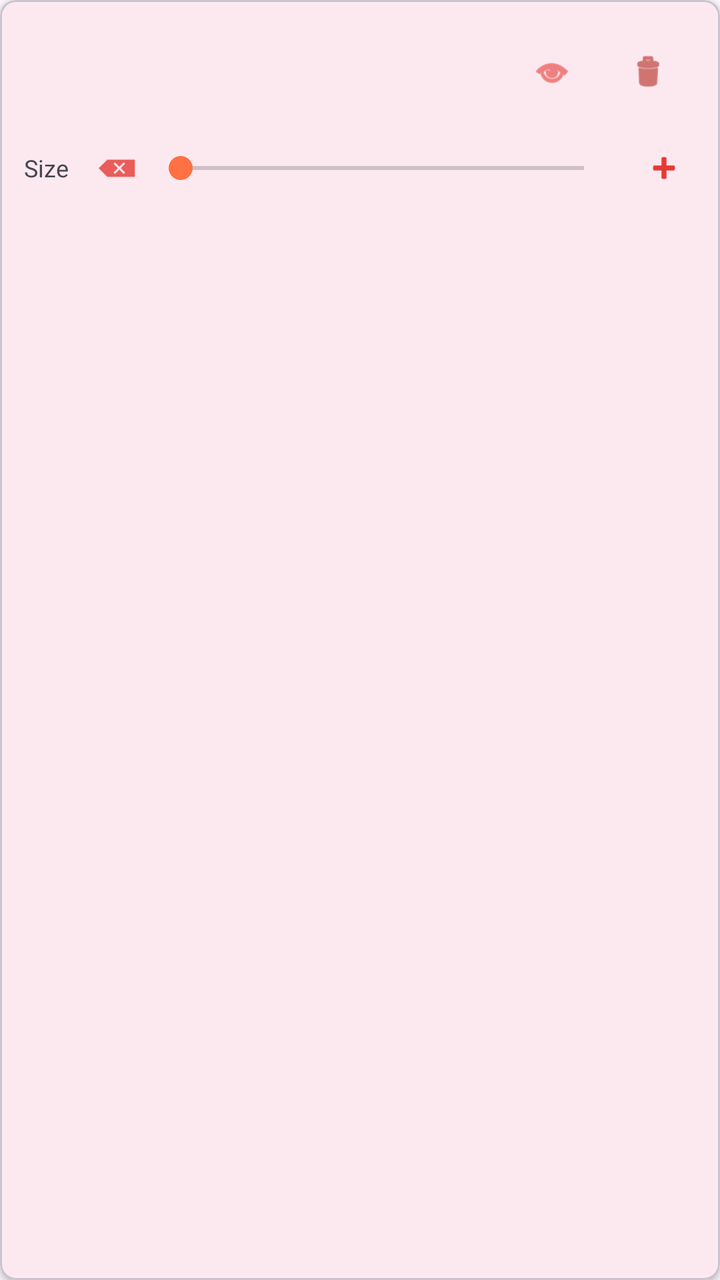
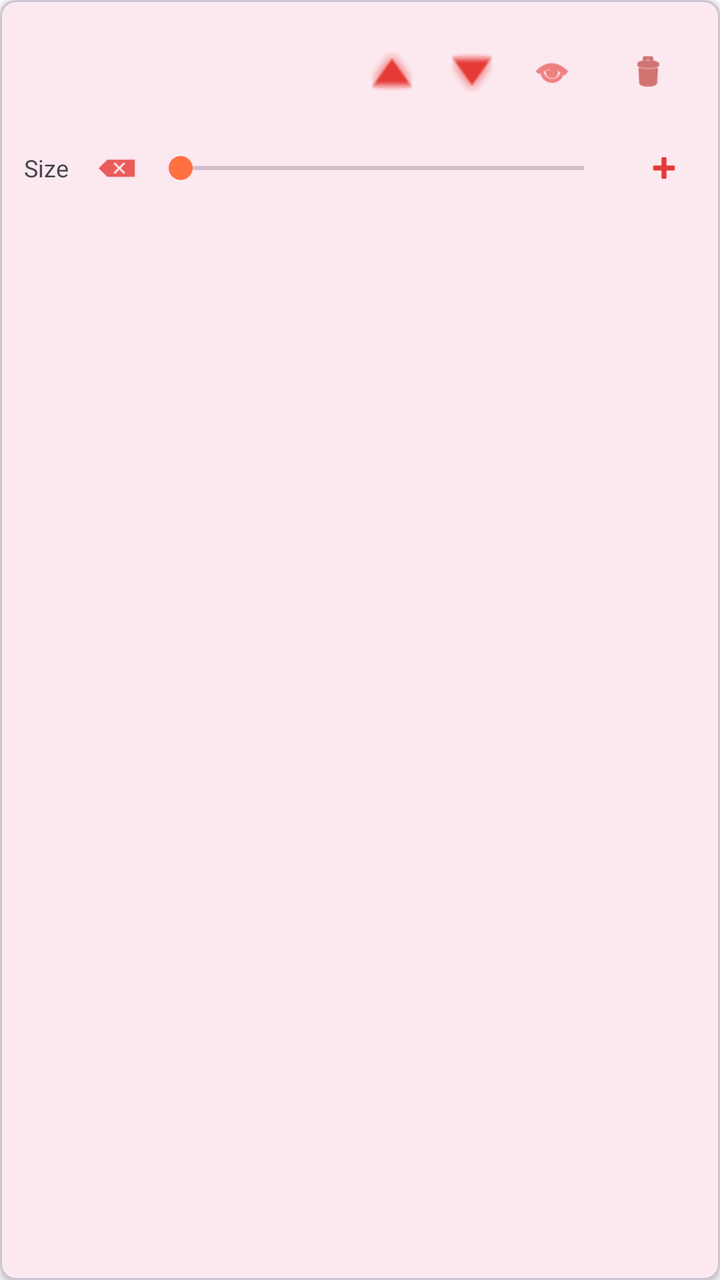

Two renders of the same Android screen: before a commit and after it. Below are the layout's source before the change and the commit's diff.
<!-- AndroidManifest.xml: application theme Theme.StreamForge -->
<!-- res/layout/item_overlay_row.xml -->
<?xml version="1.0" encoding="utf-8"?>
<com.google.android.material.card.MaterialCardView xmlns:android="http://schemas.android.com/apk/res/android"
    xmlns:app="http://schemas.android.com/apk/res-auto"
    android:layout_width="match_parent"
    android:layout_height="wrap_content"
    android:layout_margin="8dp"
    app:cardElevation="2dp"
    app:cardCornerRadius="8dp">

    <LinearLayout
        android:layout_width="match_parent"
        android:layout_height="wrap_content"
        android:orientation="vertical"
        android:padding="12dp">

        
        <LinearLayout
            android:layout_width="match_parent"
            android:layout_height="wrap_content"
            android:orientation="horizontal"
            android:gravity="center_vertical">

            
            <ImageView
                android:id="@+id/ivOverlayIcon"
                android:layout_width="48dp"
                android:layout_height="48dp"
                android:scaleType="centerCrop"
                android:contentDescription="@string/overlay_icon" />

            
            <LinearLayout
                android:layout_width="0dp"
                android:layout_height="wrap_content"
                android:layout_weight="1"
                android:orientation="vertical"
                android:layout_marginStart="12dp">

                <TextView
                    android:id="@+id/tvOverlayName"
                    android:layout_width="wrap_content"
                    android:layout_height="wrap_content"
                    android:textSize="16sp"
                    android:textStyle="bold"
                    android:textColor="?android:textColorPrimary" />

                <TextView
                    android:id="@+id/tvOverlayDetails"
                    android:layout_width="wrap_content"
                    android:layout_height="wrap_content"
                    android:textSize="12sp"
                    android:textColor="?android:textColorSecondary"
                    android:layout_marginTop="4dp" />
            </LinearLayout>

            
            <com.google.android.material.button.MaterialButton
                android:id="@+id/btnToggleVisibility"
                style="@style/Widget.Material3.Button.IconButton"
                android:layout_width="48dp"
                android:layout_height="48dp"
                android:contentDescription="@string/toggle_visibility"
                app:icon="@android:drawable/ic_menu_view"
                app:iconTint="?attr/colorPrimary" />

            
            <com.google.android.material.button.MaterialButton
                android:id="@+id/btnDelete"
                style="@style/Widget.Material3.Button.IconButton"
                android:layout_width="48dp"
                android:layout_height="48dp"
                android:contentDescription="@string/delete_overlay"
                app:icon="@android:drawable/ic_menu_delete"
                app:iconTint="?attr/colorError" />
        </LinearLayout>

        
        <LinearLayout
            android:id="@+id/sizeControls"
            android:layout_width="match_parent"
            android:layout_height="wrap_content"
            android:orientation="horizontal"
            android:gravity="center_vertical"
            android:layout_marginTop="4dp">

            <TextView
                android:layout_width="wrap_content"
                android:layout_height="wrap_content"
                android:text="@string/overlay_size_label"
                android:textSize="12sp"
                android:textColor="?android:textColorSecondary" />

            <com.google.android.material.button.MaterialButton
                android:id="@+id/btnSizeDown"
                style="@style/Widget.Material3.Button.IconButton"
                android:layout_width="40dp"
                android:layout_height="40dp"
                android:insetTop="0dp"
                android:insetBottom="0dp"
                android:contentDescription="@string/overlay_size_decrease"
                app:icon="@android:drawable/ic_input_delete"
                app:iconTint="?attr/colorPrimary" />

            <SeekBar
                android:id="@+id/seekSize"
                android:layout_width="0dp"
                android:layout_height="wrap_content"
                android:layout_weight="1"
                android:max="100" />

            <com.google.android.material.button.MaterialButton
                android:id="@+id/btnSizeUp"
                style="@style/Widget.Material3.Button.IconButton"
                android:layout_width="40dp"
                android:layout_height="40dp"
                android:insetTop="0dp"
                android:insetBottom="0dp"
                android:contentDescription="@string/overlay_size_increase"
                app:icon="@android:drawable/ic_input_add"
                app:iconTint="?attr/colorPrimary" />
        </LinearLayout>
    </LinearLayout>
</com.google.android.material.card.MaterialCardView>
<!-- resources referenced by this layout -->
<resources>
  <string name="delete_overlay">Delete overlay</string>
  <string name="overlay_icon">Overlay icon</string>
  <string name="overlay_size_decrease">Decrease size</string>
  <string name="overlay_size_increase">Increase size</string>
  <string name="overlay_size_label">Size</string>
  <string name="toggle_visibility">Toggle visibility</string>
  <style name="Theme.StreamForge" parent="Theme.Material3.DayNight.NoActionBar">
          <item name="colorPrimary">@color/brand_primary</item>
          <item name="colorPrimaryVariant">@color/brand_primary_dark</item>
          <item name="colorSecondary">@color/brand_secondary</item>
          <item name="android:windowLightStatusBar" tools:targetApi="m">false</item>
          <item name="android:statusBarColor">@color/surface_dark</item>
      </style>
  <color name="brand_primary">#E53935</color>
  <color name="brand_primary_dark">#B71C1C</color>
  <color name="brand_secondary">#FF7043</color>
  <color name="surface_dark">#121212</color>
</resources>

<!-- the commit's change to res/layout/item_overlay_row.xml (unified diff, before → after) -->
@@ -52,6 +52,30 @@
                     android:textColor="?android:textColorSecondary"
                     android:layout_marginTop="4dp" />
             </LinearLayout>
+
+            
+            <com.google.android.material.button.MaterialButton
+                android:id="@+id/btnMoveUp"
+                style="@style/Widget.Material3.Button.IconButton"
+                android:layout_width="40dp"
+                android:layout_height="48dp"
+                android:insetTop="0dp"
+                android:insetBottom="0dp"
+                android:contentDescription="@string/overlay_move_up"
+                app:icon="@android:drawable/arrow_up_float"
+                app:iconTint="?attr/colorPrimary" />
+
+            
+            <com.google.android.material.button.MaterialButton
+                android:id="@+id/btnMoveDown"
+                style="@style/Widget.Material3.Button.IconButton"
+                android:layout_width="40dp"
+                android:layout_height="48dp"
+                android:insetTop="0dp"
+                android:insetBottom="0dp"
+                android:contentDescription="@string/overlay_move_down"
+                app:icon="@android:drawable/arrow_down_float"
+                app:iconTint="?attr/colorPrimary" />
 
             
             <com.google.android.material.button.MaterialButton
<!-- resource entries referenced after the edit -->
@@ -2,6 +2,8 @@
 <resources>
   <string name="delete_overlay">Delete overlay</string>
   <string name="overlay_icon">Overlay icon</string>
+  <string name="overlay_move_down">Send backward</string>
+  <string name="overlay_move_up">Bring forward</string>
   <string name="overlay_size_decrease">Decrease size</string>
   <string name="overlay_size_increase">Increase size</string>
   <string name="overlay_size_label">Size</string>
